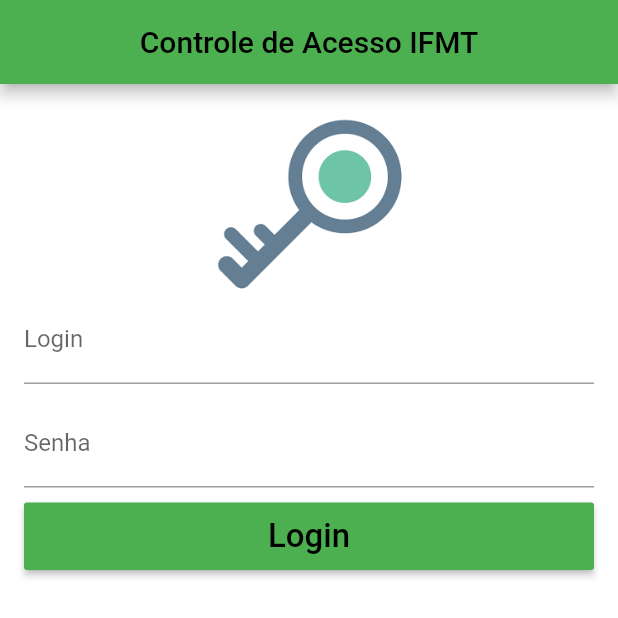
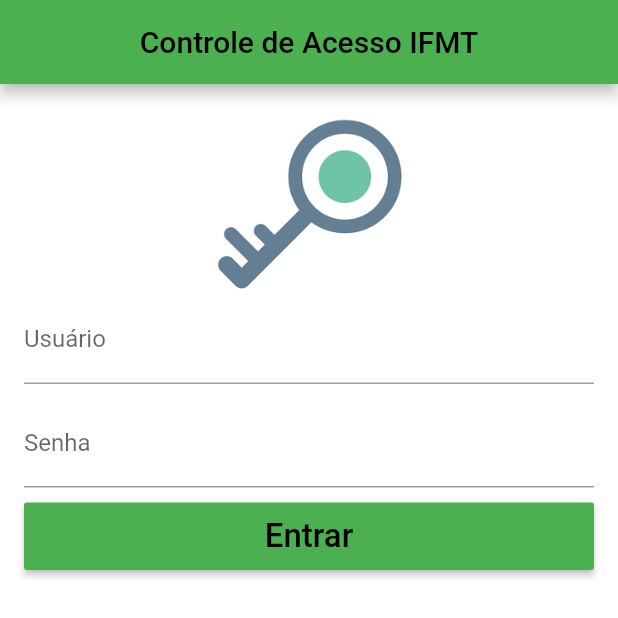
Before and after one commit to CAE-IFMT/aplicativo-cae, a Flutter app: the screen it shows after launch, on a phone screen of 412 x 824 dp, the top half of it. Run offline on Flutter 3.47's test engine with Material 2 defaults, Android fonts, the phone set to English and light mode, and no system bars; our stand-ins replace dio, get; missing offline and left inert: barcode_scan.

```diff
--- a/lib/pages/login.dart
+++ b/lib/pages/login.dart
@@ -1,12 +1,11 @@
 import 'package:controle_de_entrada/conect_API/login_api.dart';
-import 'package:controle_de_entrada/rotas/app_pages.dart';
 import 'package:controle_de_entrada/rotas/rotas.dart';
 import 'package:controle_de_entrada/widgets/button.dart';
 import 'package:controle_de_entrada/widgets/text.dart';
 import 'package:flutter/cupertino.dart';
 import 'package:flutter/material.dart';
 import 'package:get/get.dart';
-import 'home.dart';
+
 
 class Login extends StatefulWidget {
   @override
@@ -50,8 +49,8 @@ class _LoginState extends State<Login> {
               child: Image.asset("images/login.png"),
             ),
             AppText(
-              'Login',
-              'Informe o Login',
+              'Usuário ',
+              'Informe o Usuário',
               controller: _login,
               validator: _validateLogin,
             ),
@@ -65,7 +64,7 @@ class _LoginState extends State<Login> {
             ),
             SizedBox(height: 10),
             AppButton(
-              'Login',
+              'Entrar',
               onPressed: _onClickLogin,
             ),
           ],
@@ -91,7 +90,7 @@ class _LoginState extends State<Login> {
 
   String _validateLogin(String value) {
     if (value.isEmpty) {
-      return "Digite o login";
+      return "Digite o usuário ";
     }
     return null;
   }
@@ -101,7 +100,6 @@ class _LoginState extends State<Login> {
       return "Digite a senha";
     }
     return null;
-  }
   }
 
   showAlertDialog(BuildContext context) {
@@ -115,8 +113,8 @@ showAlertDialog(BuildContext context) {
     );
     // configura o  AlertDialog
     AlertDialog alerta = AlertDialog(
-    title: Text('Dados Invalidos'),
-    content: Text('Verifique se o login e/ou a senha estão corretos!'),
+      title: Text('Dados Inválidos'),
+      content: Text('Verifique se o usuário ou/e a senha estão corretos!'),
       actions: [
         okButton,
       ],
@@ -129,3 +127,4 @@ showAlertDialog(BuildContext context) {
       },
     );
   }
+}
```
Lines whose indentation alone changed are shown as unchanged.
